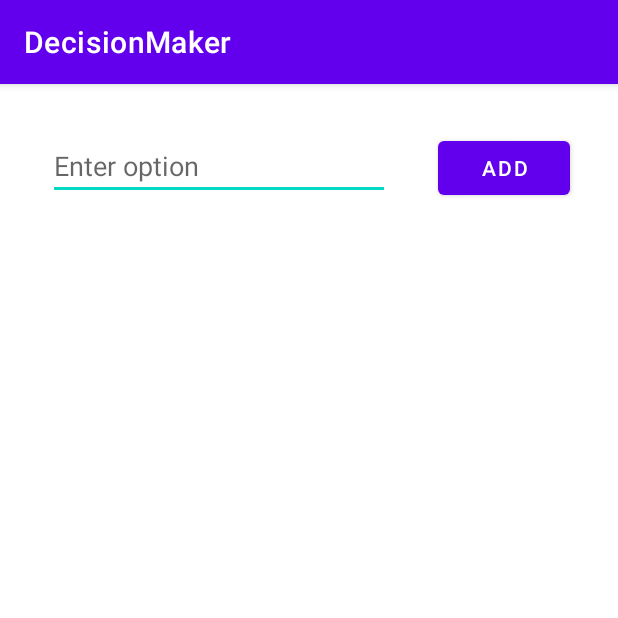
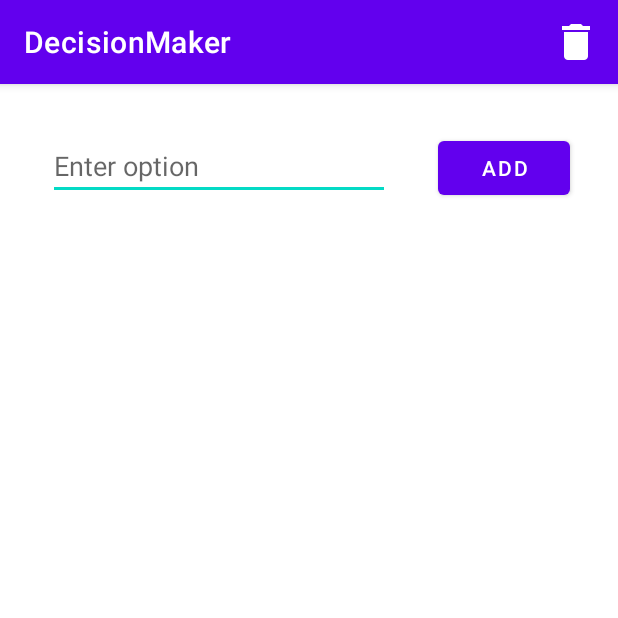
Before and after one commit to ricardo1320/DecisionMaker_Kt, an Android app: the screen it shows after launch (OptionsActivity), in the options menu, after a tap on "Modify options", on a phone screen of 412 x 824 dp, the top half of it. Run offline under Robolectric (Android 15) with nearby library versions, the phone set to English and light mode, and no system bars.

Commit message:
Change TextView for RecyclerView, check options are at least 2, clear all options button, delete option button (icon)

```diff
--- a/app/src/main/java/com/example/decisionmaker/MainActivity.kt
+++ b/app/src/main/java/com/example/decisionmaker/MainActivity.kt
@@ -21,10 +21,10 @@ class MainActivity : AppCompatActivity() {
     }
 
     //Initialize variables for the values of animation (spinning the roulette)
-    var startPoint: Float = 0.0f
-    var endPoint: Float = Random.nextFloat()*720.0f + 720.0f
+    private var startPoint: Float = 0.0f
+    private var endPoint: Float = Random.nextFloat()*720.0f + 720.0f
 
-    var rouletteOptions:ArrayList<String> = ArrayList()
+    private var rouletteOptions:ArrayList<String> = ArrayList()
 
     override fun onCreate(savedInstanceState: Bundle?) {
         super.onCreate(savedInstanceState)
@@ -47,9 +47,9 @@ class MainActivity : AppCompatActivity() {
     //Function for animating the roulette
     private fun spinRoulette(start: Float, end: Float){
         val animator: ObjectAnimator = ObjectAnimator.ofFloat(roulette, "rotation",start, end)
-        animator.setDuration(2000)
+        animator.duration = 2000
         //Log the values: start and end point of the animation
-        Log.d("MainActivity", "values: ${animator.values[0]}")
+        Log.d(TAG, "values: ${animator.values[0]}")
         animator.start()
     }
 
--- a/app/src/main/java/com/example/decisionmaker/OptionsActivity.kt
+++ b/app/src/main/java/com/example/decisionmaker/OptionsActivity.kt
@@ -1,17 +1,16 @@
 package com.example.decisionmaker
 
 import android.content.Intent
+import android.os.Bundle
+import android.view.Menu
+import android.view.MenuItem
+import android.view.View
+import android.widget.Toast
 import androidx.appcompat.app.AppCompatActivity
-import android.os.Bundle
-import android.text.method.ScrollingMovementMethod
-import android.util.Log
-import android.view.KeyEvent
-import android.view.View
-import com.google.android.material.snackbar.Snackbar
+import androidx.recyclerview.widget.DividerItemDecoration
+import androidx.recyclerview.widget.LinearLayoutManager
 import kotlinx.android.synthetic.main.activity_options.*
 
-//Tag for LOG
-private const val TAG = "OptionsActivity"
 
 class OptionsActivity : AppCompatActivity() {
 
@@ -21,41 +20,42 @@ class OptionsActivity : AppCompatActivity() {
     }
 
     //List to store the options
-    var listOptions = ArrayList<String>()
+    private var listOptions = ArrayList<String>()
+    //Adapter variable
+    private lateinit var myAdapter: OptionsAdapter
 
     override fun onCreate(savedInstanceState: Bundle?) {
         super.onCreate(savedInstanceState)
         setContentView(R.layout.activity_options)
 
-        //Make scrollable the text view
-        textView_Options.movementMethod = ScrollingMovementMethod()
-
+        //Pass the roulette options to the RecyclerView
         if(intent.extras != null){
             listOptions = intent.extras!!.getStringArrayList(OPTIONS_ACT_ROULETTE_LIST)!!
-            for(choice in listOptions){
-                textView_Options.append(choice)
-                textView_Options.append("\n")
-            }
         }
+
+        //Adapter
+        myAdapter = OptionsAdapter(listOptions)
+        recyclerView.adapter = myAdapter
+        recyclerView.layoutManager = LinearLayoutManager(this)
+        recyclerView.addItemDecoration(DividerItemDecoration (this, DividerItemDecoration.VERTICAL))
 
         //Listener
         val listener = View.OnClickListener { view ->
             when(view.id){
                 R.id.button_addOption -> {
-                    textView_Options.append(editText_addOption.text)
-                    textView_Options.append("\n")
-                    listOptions.add(editText_addOption.text.toString())
-                    editText_addOption.text.clear()
+                    if(editText_addOption.text.isNotEmpty()){
+                        listOptions.add(editText_addOption.text.toString())
+                        myAdapter.loadNewData(listOptions)
+                        editText_addOption.text.clear()
+                    }
                 }
                 R.id.floatButton_ready -> {
-                    if(editText_addOption.text.isNotEmpty()){
+                    //AQUI HAY UN MEDIO BUG, YO OPINO MEJOR QUITAR ESTE IF
+                    if (editText_addOption.text.isNotEmpty()) {
                         listOptions.add(editText_addOption.text.toString())
                     }
-                    for (option in listOptions){
-                        Log.d(TAG,"Elemento de la lista: $option")
-                    }
-                    Snackbar.make(view,"Regresar a MainActivity y actualizar la ruleta", Snackbar.LENGTH_LONG).setAction("Action", null).show()
-                    setResultAndReturnToActivity()
+                    //Go back to MainActivity and update the Roulette, if the list has at least 2 options
+                    checkMinOptions(listOptions)
                 }
             }
         }
@@ -64,12 +64,39 @@ class OptionsActivity : AppCompatActivity() {
         floatButton_ready.setOnClickListener(listener)
     }
 
+    //Menu overridden methods
+    override fun onCreateOptionsMenu(menu: Menu?): Boolean {
+        menuInflater.inflate(R.menu.menu_optionsactivity, menu)
+        return true
+    }
+
+    override fun onOptionsItemSelected(item: MenuItem): Boolean {
+        return when (item.itemId) {
+            R.id.menu_clear -> {
+                //Clear options -> List and Edit Text
+                editText_addOption.text.clear()
+                listOptions.clear()
+                myAdapter.loadNewData(listOptions)
+                true
+            }
+            else -> super.onOptionsItemSelected(item)
+        }
+    }
+
+    //Check options are at least two (2)
+    private fun checkMinOptions(list: List<String>){
+        if(list.size < 2)
+            Toast.makeText(this, "At least two options!", Toast.LENGTH_LONG).show()
+        else
+            setResultAndReturnToActivity()
+    }
+
     /**
      * For better UX, detect back key pressed
      * and save entered values
      */
     override fun onBackPressed() {
-        setResultAndReturnToActivity()
+        checkMinOptions(listOptions)
         super.onBackPressed()
     }
 
--- a/app/src/main/res/layout/activity_options.xml
+++ b/app/src/main/res/layout/activity_options.xml
@@ -31,20 +31,18 @@
         app:layout_constraintEnd_toEndOf="parent"
         app:layout_constraintTop_toTopOf="parent" />
 
-    <TextView
-        android:id="@+id/textView_Options"
+    <androidx.recyclerview.widget.RecyclerView
+        android:id="@+id/recyclerView"
         android:layout_width="0dp"
         android:layout_height="0dp"
         android:layout_marginStart="32dp"
         android:layout_marginTop="32dp"
         android:layout_marginEnd="32dp"
         android:layout_marginBottom="32dp"
-        android:scrollbars="vertical"
         app:layout_constraintBottom_toBottomOf="parent"
         app:layout_constraintEnd_toEndOf="parent"
         app:layout_constraintStart_toStartOf="parent"
-        app:layout_constraintTop_toBottomOf="@+id/editText_addOption"
-        tools:text="TextView" />
+        app:layout_constraintTop_toBottomOf="@+id/editText_addOption" />
 
     <com.google.android.material.floatingactionbutton.FloatingActionButton
         android:id="@+id/floatButton_ready"
@@ -53,6 +51,8 @@
         android:layout_marginEnd="32dp"
         android:layout_marginBottom="64dp"
         android:clickable="true"
+        android:contentDescription="@string/floatButton_ready_desc"
+        android:focusable="true"
         app:layout_constraintBottom_toBottomOf="parent"
         app:layout_constraintEnd_toEndOf="parent"
         app:srcCompat="@drawable/baseline_done_black_18dp" />
--- /dev/null
+++ b/app/src/main/res/menu/menu_optionsactivity.xml
@@ -0,0 +1,10 @@
+<?xml version="1.0" encoding="utf-8"?>
+<menu xmlns:app="http://schemas.android.com/apk/res-auto"
+    xmlns:android="http://schemas.android.com/apk/res/android">
+
+    <item
+        android:id="@+id/menu_clear"
+        android:icon="@drawable/baseline_delete_white_48"
+        android:title="@string/menu_clear"
+        app:showAsAction="always" />
+</menu>
--- a/app/src/main/res/values/strings.xml
+++ b/app/src/main/res/values/strings.xml
@@ -4,4 +4,7 @@
     <string name="menu_modify_text">Modify options</string>
     <string name="button_addOption">Add</string>
     <string name="editText_addOption_hint">Enter option</string>
+    <string name="menu_clear">Clear</string>
+    <string name="floatButton_ready_desc">Commit options</string>
+    <string name="button_deleteOption_desc">Delete option</string>
 </resources>
```
Also changed, not shown: app/src/main/java/com/example/decisionmaker/OptionsAdapter.kt (added, +40 -0 lines), app/src/main/res/layout/option.xml (added, +29 -0 lines), app/src/main/res/drawable/baseline_delete_white_48.png (added), app/src/main/res/drawable/baseline_remove_circle_outline_black_24.png (added).
